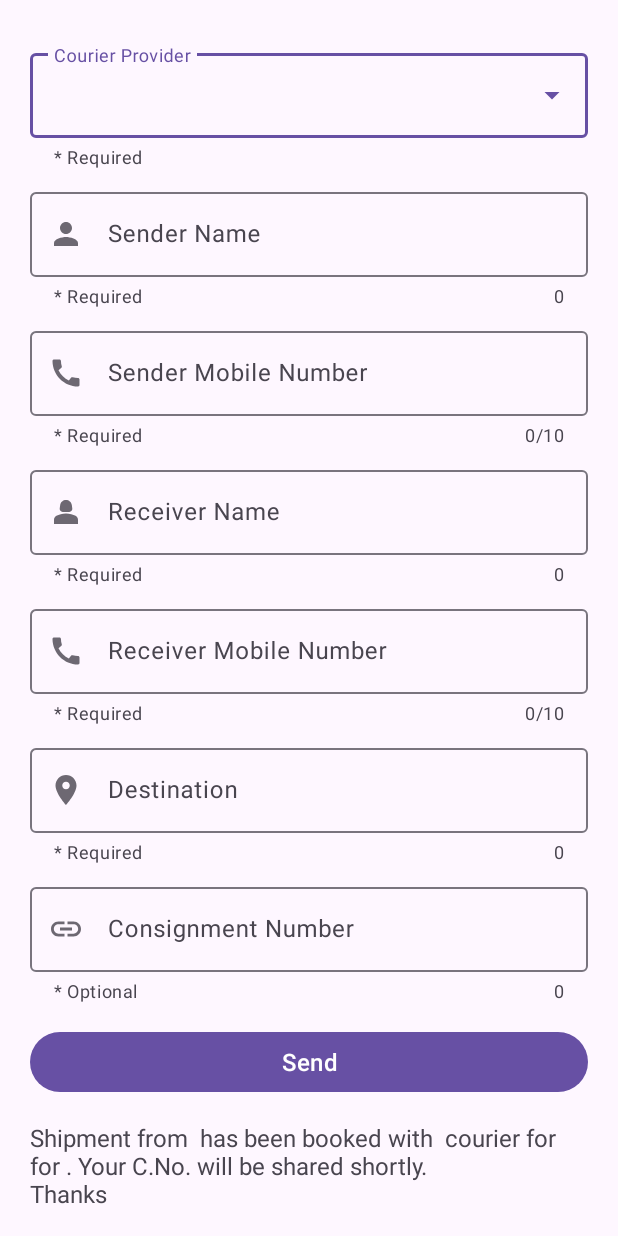
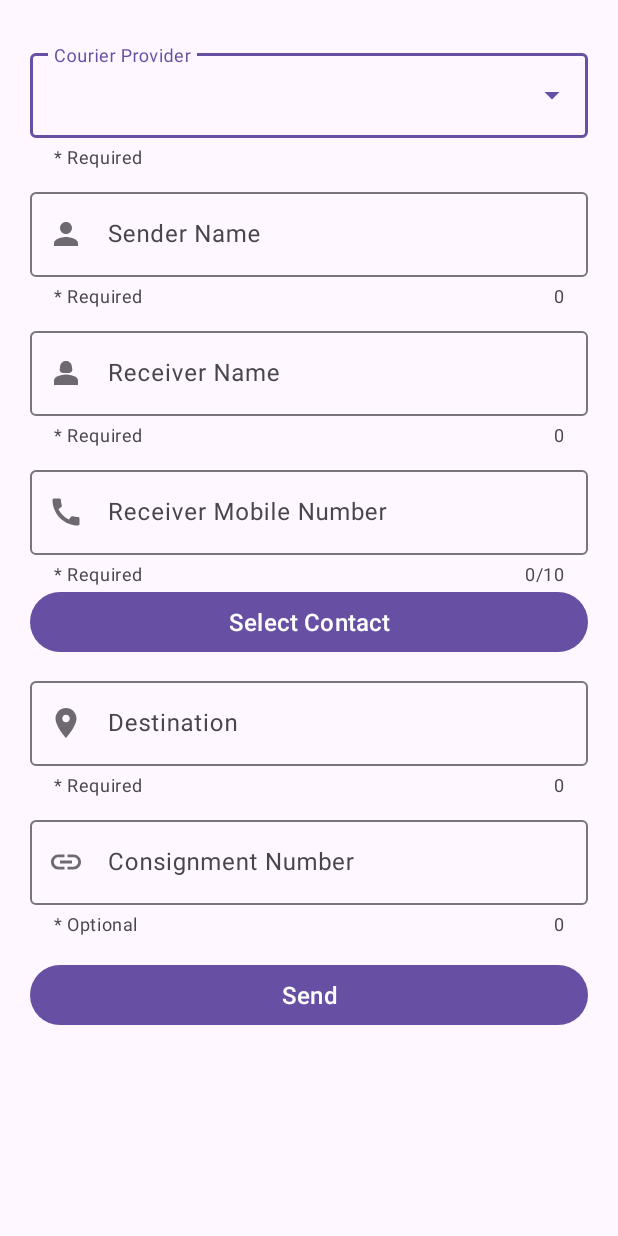
Before and after one commit to sahil-71/SR-Courier, an Android app: the screen it shows after launch (MainActivity), after a tap on "Send", on a phone screen of 412 x 824 dp. Run offline under Robolectric (Android 15) with nearby library versions, the phone set to English and light mode, and no system bars.

Commit message:
Added contact picker

```diff
--- a/app/src/main/java/com/example/sr_courier/MainActivity.java
+++ b/app/src/main/java/com/example/sr_courier/MainActivity.java
@@ -1,14 +1,18 @@
 package com.example.sr_courier;
 
 import android.content.Intent;
+import android.database.Cursor;
 import android.net.Uri;
 import android.os.Bundle;
+import android.provider.ContactsContract;
 import android.widget.ArrayAdapter;
 import android.widget.AutoCompleteTextView;
 import android.widget.Button;
 import android.widget.EditText;
-import android.widget.TextView;
-
+import androidx.activity.result.ActivityResult;
+import androidx.activity.result.ActivityResultCallback;
+import androidx.activity.result.ActivityResultLauncher;
+import androidx.activity.result.contract.ActivityResultContracts;
 import androidx.appcompat.app.AppCompatActivity;
 
 import java.util.Arrays;
@@ -16,46 +20,85 @@ import java.util.List;
 
 public class MainActivity extends AppCompatActivity {
 
+    private static final int PICK_CONTACT_REQUEST = 1; // Unique request code for picking a contact
+    private EditText edtTxtReceiver;
+    private EditText edtTxtReceiverMobile;
+    // Create an ActivityResultLauncher for the contacts picker
+    private final ActivityResultLauncher<Intent> pickContactLauncher = registerForActivityResult(new ActivityResultContracts.StartActivityForResult(), new ActivityResultCallback<ActivityResult>() {
+        @Override
+        public void onActivityResult(ActivityResult result) {
+            if (result.getResultCode() == RESULT_OK && result.getData() != null) {
+                Uri contactUri = result.getData().getData();
+                // Specify which fields you want your query to return values for
+                String[] projection = new String[]{ContactsContract.CommonDataKinds.Phone.DISPLAY_NAME, ContactsContract.CommonDataKinds.Phone.NUMBER};
+
+                // Perform the query
+                Cursor cursor = getContentResolver().query(contactUri, projection, null, null, null);
+                if (cursor != null && cursor.moveToFirst()) {
+                    // Retrieve the contact's name and phone number
+                    String name = cursor.getString(cursor.getColumnIndex(ContactsContract.CommonDataKinds.Phone.DISPLAY_NAME)).toUpperCase();
+                    String phoneNumber = cursor.getString(cursor.getColumnIndex(ContactsContract.CommonDataKinds.Phone.NUMBER)).replaceAll("\\s+", "");
+                    if (phoneNumber.contains("+")) {
+                        phoneNumber = phoneNumber.split("\\+91")[1];
+                    }
+                    // Update UI with contact details
+                    edtTxtReceiver.setText(name);
+                    edtTxtReceiverMobile.setText(phoneNumber);
+
+                    cursor.close();
+                }
+            }
+        }
+    });
+    private EditText edtTxtSender;
+    private EditText edtTxtLocation;
+    private EditText edtTxtConsignment;
+    private AutoCompleteTextView spnCourierProvider;
+    private Button btnSelectContact;
+    private Button btnSend;
+
     @Override
     protected void onCreate(Bundle savedInstanceState) {
         super.onCreate(savedInstanceState);
         setContentView(R.layout.activity_main);
 
+        init();
+        createDropdown();
+        selectContact();
+        sendMessage(spnCourierProvider);
+    }
+
+    private void createDropdown() {
         final List<String> courierProviders = Arrays.asList("AKASH GANGA", "DELHIVERY", "DTDC", "MADHUR", "PROFESSIONAL", "SHREE MAHAVEER", "SHREE MARUTI", "SKYKING");
         ArrayAdapter<String> dataAdapter = new ArrayAdapter<>(this, R.layout.dropdown_item, courierProviders);
-        AutoCompleteTextView spnCourierProvider = findViewById(R.id.spnCourierProvider);
         spnCourierProvider.setAdapter(dataAdapter);
+    }
+
+    private void init() {
+        edtTxtReceiver = findViewById(R.id.edtTxtReceiver);
+        edtTxtReceiverMobile = findViewById(R.id.edtTxtReceiverMobile);
+        edtTxtSender = findViewById(R.id.edtTxtSender);
+        edtTxtLocation = findViewById(R.id.edtTxtLocation);
+        edtTxtConsignment = findViewById(R.id.edtTxtConsignment);
+        spnCourierProvider = findViewById(R.id.spnCourierProvider);
+        btnSelectContact = findViewById(R.id.selectContact);
+        btnSend = findViewById(R.id.btnSend);
+    }
+
+    private void selectContact() {
+        btnSelectContact.setOnClickListener(view -> {
+            // Launch the contacts picker
+            Intent intent = new Intent(Intent.ACTION_PICK, ContactsContract.CommonDataKinds.Phone.CONTENT_URI);
+            pickContactLauncher.launch(intent);
+        });
+    }
 
 
-        Button btnSend = findViewById(R.id.btnSend);
+    private void sendMessage(AutoCompleteTextView spnCourierProvider) {
         btnSend.setOnClickListener(view -> {
-            EditText edtTxtSender = findViewById(R.id.edtTxtSender);
-            EditText edtTxtReceiver = findViewById(R.id.edtTxtReceiver);
-            EditText edtTxtLocation = findViewById(R.id.edtTxtLocation);
-            EditText edtTxtConsignment = findViewById(R.id.edtTxtConsignment);
+            String consignmentMsg = edtTxtConsignment.getText().toString().isEmpty() ? ". Your C.No. will be shared shortly." : ". Your C.No. is " + edtTxtConsignment.getText();
+            String msg = "Shipment from " + edtTxtSender.getText() + " has been booked with " + spnCourierProvider.getText() + " courier for " + edtTxtReceiver.getText() + " for " + edtTxtLocation.getText() + consignmentMsg + "\nThanks \nSR Courier \nDev Nagar \nDelhi-110005";
 
-            TextView outputMessage = findViewById(R.id.messageOutput);
-
-            String consignmentMsg = edtTxtConsignment.getText().toString().isEmpty() ?
-                    ". Your C.No. will be shared shortly." :
-                    ". Your C.No. is " + edtTxtConsignment.getText();
-            String msg = "Shipment from " + edtTxtSender.getText()
-                    + " has been booked with " + spnCourierProvider.getText()
-                    + " courier for " + edtTxtReceiver.getText()
-                    + " for " + edtTxtLocation.getText()
-                    + consignmentMsg
-                    + "\nThanks \nSR Courier \nDev Nagar \nDelhi-110005";
-
-
-            outputMessage.setText(msg);
-
-            EditText edtTxtSenderMobile = findViewById(R.id.edtTxtSenderMobile);
-            EditText edtTxtReceiverMobile = findViewById(R.id.edtTxtReceiverMobile);
-
-            if (!edtTxtSenderMobile.getText().toString().isEmpty()) {
-                Thread senderThread = new Thread(() -> openWhatsApp("Hi " + edtTxtSender.getText().toString() + ",\n" + msg, edtTxtSenderMobile.getText().toString()));
-                senderThread.start();
-            }
             if (!edtTxtReceiverMobile.getText().toString().isEmpty()) {
                 Thread receiverThread = new Thread(() -> openWhatsApp("Hi " + edtTxtReceiver.getText().toString() + ",\n" + msg, edtTxtReceiverMobile.getText().toString()));
                 receiverThread.start();
@@ -65,16 +108,8 @@ public class MainActivity extends AppCompatActivity {
     }
 
     private void clearData() {
-        EditText edtTxtSender = findViewById(R.id.edtTxtSender);
-        EditText edtTxtReceiver = findViewById(R.id.edtTxtReceiver);
-        EditText edtTxtSenderMobile = findViewById(R.id.edtTxtSenderMobile);
-        EditText edtTxtReceiverMobile = findViewById(R.id.edtTxtReceiverMobile);
-        EditText edtTxtLocation = findViewById(R.id.edtTxtLocation);
-        EditText edtTxtConsignment = findViewById(R.id.edtTxtConsignment);
-
         edtTxtSender.setText("");
         edtTxtReceiver.setText("");
-        edtTxtSenderMobile.setText("");
         edtTxtReceiverMobile.setText("");
         edtTxtLocation.setText("");
         edtTxtConsignment.setText("");
--- a/app/src/main/res/layout/activity_main.xml
+++ b/app/src/main/res/layout/activity_main.xml
@@ -14,7 +14,7 @@
 
         <LinearLayout
                 android:layout_width="match_parent"
-            android:layout_height="match_parent"
+                android:layout_height="wrap_content"
                 android:orientation="vertical">
 
             <com.google.android.material.textfield.TextInputLayout
@@ -22,14 +22,14 @@
                 android:layout_width="match_parent"
                 android:layout_height="wrap_content"
                 android:layout_marginTop="10dp"
-                android:hint="Courier Provider"
+                android:hint="@string/courier_provider"
                 app:helperText="* Required">
 
                 <AutoCompleteTextView
                         android:id="@+id/spnCourierProvider"
                         android:layout_width="match_parent"
                         android:layout_height="wrap_content"
-                    android:inputType="none" />
+                        android:inputType="none"/>
 
 
             </com.google.android.material.textfield.TextInputLayout>
@@ -52,29 +52,8 @@
                         android:layout_width="match_parent"
                         android:layout_height="wrap_content"
                         android:inputType="textCapCharacters"
-                    android:textSize="16sp" />
-            </com.google.android.material.textfield.TextInputLayout>
+                        android:textSize="16sp"/>
 
-            <com.google.android.material.textfield.TextInputLayout
-                android:id="@+id/txtSenderMobile"
-                style="@style/Widget.Material3.TextInputLayout.OutlinedBox"
-                android:layout_width="match_parent"
-                android:layout_height="wrap_content"
-                android:layout_marginTop="10dp"
-                android:hint="Sender Mobile Number"
-                app:counterEnabled="true"
-                app:counterMaxLength="10"
-                app:endIconMode="clear_text"
-                app:helperText="* Required"
-                app:startIconDrawable="@drawable/ic_phone">
-
-                <com.google.android.material.textfield.TextInputEditText
-                    android:id="@+id/edtTxtSenderMobile"
-                    android:layout_width="match_parent"
-                    android:layout_height="wrap_content"
-                    android:inputType="number"
-                    android:maxLength="10"
-                    android:textSize="16sp" />
             </com.google.android.material.textfield.TextInputLayout>
 
 
@@ -84,7 +63,7 @@
                     android:layout_width="match_parent"
                     android:layout_height="wrap_content"
                     android:layout_marginTop="10dp"
-                android:hint="Receiver Name"
+                    android:hint="@string/receiver_name"
                     app:counterEnabled="true"
                     app:endIconMode="clear_text"
                     app:helperText="* Required"
@@ -95,7 +74,7 @@
                         android:layout_width="match_parent"
                         android:layout_height="wrap_content"
                         android:inputType="textCapCharacters"
-                    android:textSize="16sp" />
+                        android:textSize="16sp"/>
             </com.google.android.material.textfield.TextInputLayout>
 
 
@@ -105,7 +84,7 @@
                     android:layout_width="match_parent"
                     android:layout_height="wrap_content"
                     android:layout_marginTop="10dp"
-                android:hint="Receiver Mobile Number"
+                    android:hint="@string/receiver_mobile_number"
                     app:counterEnabled="true"
                     app:counterMaxLength="10"
                     app:endIconMode="clear_text"
@@ -118,8 +97,15 @@
                         android:layout_height="wrap_content"
                         android:inputType="number"
                         android:maxLength="10"
-                    android:textSize="16sp" />
+                        android:textSize="16sp"/>
             </com.google.android.material.textfield.TextInputLayout>
+
+            <com.google.android.material.button.MaterialButton
+                    android:id="@+id/selectContact"
+                    android:layout_width="match_parent"
+                    android:layout_height="wrap_content"
+                    android:text="@string/select_contact"
+                    android:textSize="16sp"/>
 
             <com.google.android.material.textfield.TextInputLayout
                     android:id="@+id/txtLocation"
@@ -127,7 +113,7 @@
                     android:layout_width="match_parent"
                     android:layout_height="wrap_content"
                     android:layout_marginTop="10dp"
-                android:hint="Destination"
+                    android:hint="@string/destination"
                     app:counterEnabled="true"
                     app:endIconMode="clear_text"
                     app:helperText="* Required"
@@ -138,7 +124,7 @@
                         android:layout_width="match_parent"
                         android:layout_height="wrap_content"
                         android:inputType="textCapCharacters"
-                    android:textSize="16sp" />
+                        android:textSize="16sp"/>
             </com.google.android.material.textfield.TextInputLayout>
 
             <com.google.android.material.textfield.TextInputLayout
@@ -147,7 +133,7 @@
                     android:layout_width="match_parent"
                     android:layout_height="wrap_content"
                     android:layout_marginTop="10dp"
-                android:hint="Consignment Number"
+                    android:hint="@string/consignment_number"
                     app:counterEnabled="true"
                     app:endIconMode="clear_text"
                     app:helperText="* Optional"
@@ -158,26 +144,17 @@
                         android:layout_width="match_parent"
                         android:layout_height="wrap_content"
                         android:inputType="textCapCharacters"
-                    android:textSize="16sp" />
+                        android:textSize="16sp"/>
             </com.google.android.material.textfield.TextInputLayout>
 
             <Button
                     android:id="@+id/btnSend"
                     android:layout_width="match_parent"
                     android:layout_height="wrap_content"
-                android:layout_below="@id/txtConsignment"
                     android:layout_centerHorizontal="true"
                     android:layout_marginTop="15dp"
-                android:text="Send"
-                android:textSize="16sp" />
-
-            <TextView
-                android:id="@+id/messageOutput"
-                android:layout_width="match_parent"
-                android:layout_height="wrap_content"
-                android:layout_below="@id/btnSend"
-                android:layout_marginTop="15dp"
-                android:textSize="16sp" />
+                    android:text="@string/send"
+                    android:textSize="16sp"/>
         </LinearLayout>
     </ScrollView>
 
--- a/app/src/main/res/values/strings.xml
+++ b/app/src/main/res/values/strings.xml
@@ -1,3 +1,11 @@
 <resources>
     <string name="app_name">SR_Courier</string>
+    <string name="courier_provider">Courier Provider</string>
+    <string name="sender_name">Sender Name</string>
+    <string name="send">Send</string>
+    <string name="consignment_number">Consignment Number</string>
+    <string name="destination">Destination</string>
+    <string name="select_contact">Select Contact</string>
+    <string name="receiver_mobile_number">Receiver Mobile Number</string>
+    <string name="receiver_name">Receiver Name</string>
 </resources>
```
Also changed, not shown: 1 other file. Lines whose indentation alone changed are shown as unchanged.
